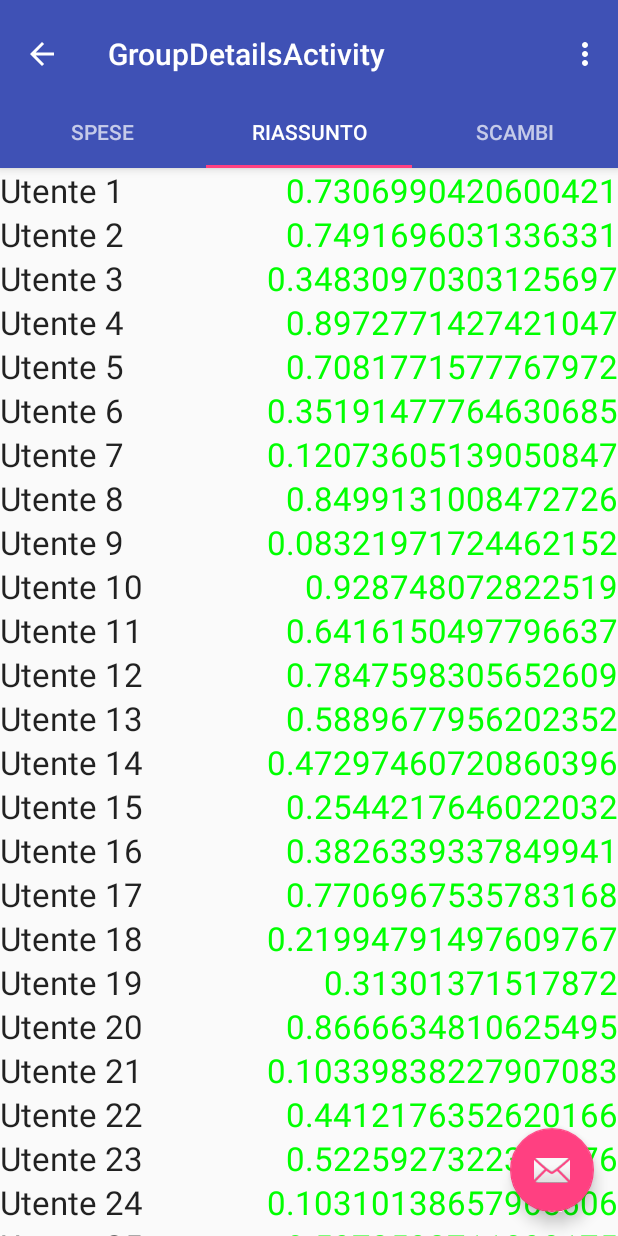
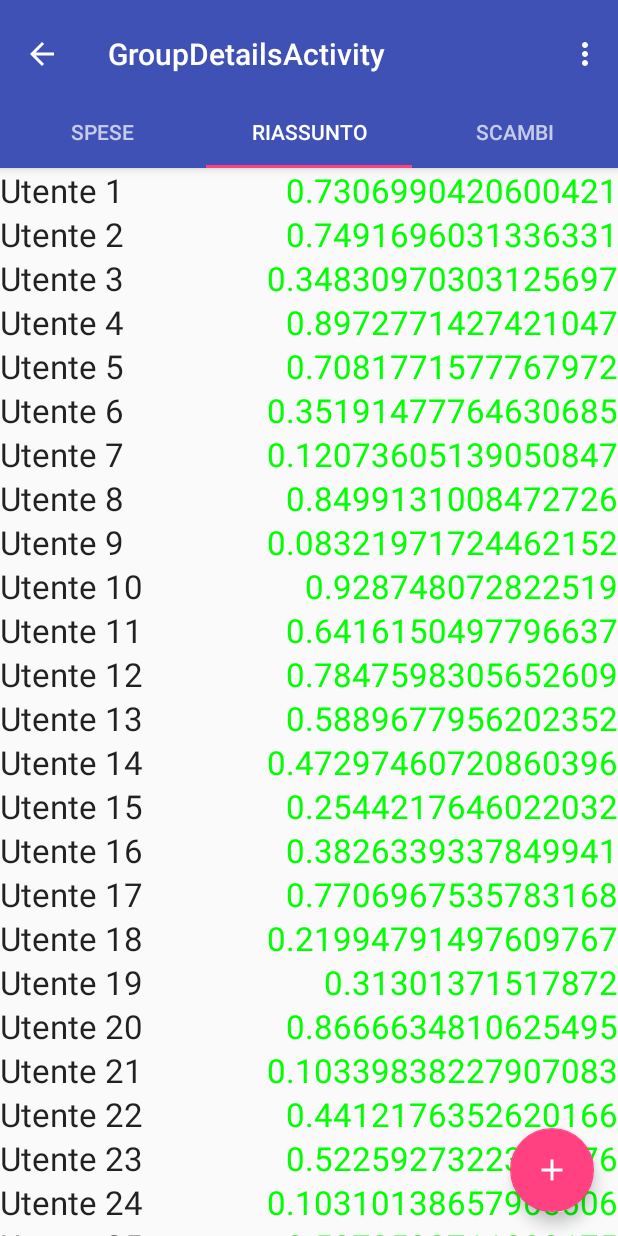
Before and after one commit to fedefalco92/Unibs-MobileProgramming, an Android app: the GroupDetailsActivity screen opened directly, with no data from a screen before it, on a phone screen of 412 x 824 dp. Run offline under Robolectric (Android 15) with nearby library versions, the light colour scheme and no system bars; 1 statement that could not run was skipped.

Commit message:
Migliorate alcune interfacce

```diff
--- /dev/null
+++ b/AppWOW/app/src/main/res/drawable/ic_add_white_24px.xml
@@ -0,0 +1,9 @@
+<vector xmlns:android="http://schemas.android.com/apk/res/android"
+        android:width="24dp"
+        android:height="24dp"
+        android:viewportWidth="24.0"
+        android:viewportHeight="24.0">
+    <path
+        android:pathData="M19,13h-6v6h-2v-6H5v-2h6V5h2v6h6v2z"
+        android:fillColor="#FFFFFF"/>
+</vector>
--- a/AppWOW/app/src/main/res/layout/activity_group_details.xml
+++ b/AppWOW/app/src/main/res/layout/activity_group_details.xml
@@ -30,7 +30,8 @@
         <android.support.design.widget.TabLayout
             android:id="@+id/tabs"
             android:layout_width="match_parent"
-            android:layout_height="wrap_content" />
+            android:layout_height="wrap_content"
+            app:tabGravity="fill"/>
 
     </android.support.design.widget.AppBarLayout>
 
@@ -46,6 +47,6 @@
         android:layout_height="wrap_content"
         android:layout_gravity="end|bottom"
         android:layout_margin="@dimen/fab_margin"
-        android:src="@android:drawable/ic_dialog_email" />
+        android:src="@drawable/ic_add_white_24px" />
 
 </android.support.design.widget.CoordinatorLayout>
--- a/AppWOW/app/src/main/res/layout/activity_navigation.xml
+++ b/AppWOW/app/src/main/res/layout/activity_navigation.xml
@@ -25,7 +25,7 @@
         android:layout_width="wrap_content"
         android:layout_height="match_parent"
         android:layout_gravity="start"
-        android:fitsSystemWindows="true"
+        android:fitsSystemWindows="false"
         app:headerLayout="@layout/nav_header_navigation"
         app:menu="@menu/activity_navigation_drawer" />
 
--- a/AppWOW/app/src/main/res/layout/activity_registration.xml
+++ b/AppWOW/app/src/main/res/layout/activity_registration.xml
@@ -29,6 +29,8 @@
         android:layout_height="match_parent"
         android:paddingRight="@dimen/activity_horizontal_margin"
         android:paddingLeft="@dimen/activity_horizontal_margin"
+        android:paddingTop="@dimen/activity_vertical_margin"
+        android:paddingBottom="@dimen/activity_vertical_margin"
         android:orientation="vertical"
         app:layout_behavior="@string/appbar_scrolling_view_behavior"
         tools:context="it.unibs.appwow.RegistrationActivity">
--- a/AppWOW/app/src/main/res/layout/app_bar_navigation.xml
+++ b/AppWOW/app/src/main/res/layout/app_bar_navigation.xml
@@ -29,6 +29,6 @@
         android:layout_height="wrap_content"
         android:layout_gravity="bottom|end"
         android:layout_margin="@dimen/fab_margin"
-        android:src="@android:drawable/ic_input_add" />
+        android:src="@drawable/ic_add_white_24px" />
 
 </android.support.design.widget.CoordinatorLayout>
--- a/AppWOW/app/src/main/res/menu/costs_fragment_menu.xml
+++ b/AppWOW/app/src/main/res/menu/costs_fragment_menu.xml
@@ -6,6 +6,6 @@
         android:id="@+id/add_new_cost"
         android:title="@string/title_add_cost"
         app:showAsAction="always"
-        android:icon="@android:drawable/ic_input_add"
+        android:icon="@drawable/ic_add_white_24px"
         />
 </menu>
--- a/AppWOW/app/src/main/res/values/styles.xml
+++ b/AppWOW/app/src/main/res/values/styles.xml
@@ -18,8 +18,6 @@
     <style name="AppTheme.PopupOverlay" parent="ThemeOverlay.AppCompat.Light" />
 
     <style name="AppTheme.NoActionBar.FullScreen" parent="@style/AppTheme.NoActionBar">
-        <item name="windowNoTitle">true</item>
-        <item name="windowActionBar">false</item>
         <item name="android:windowFullscreen">true</item>
         <item name="android:windowContentOverlay">@null</item>
     </style>
```
